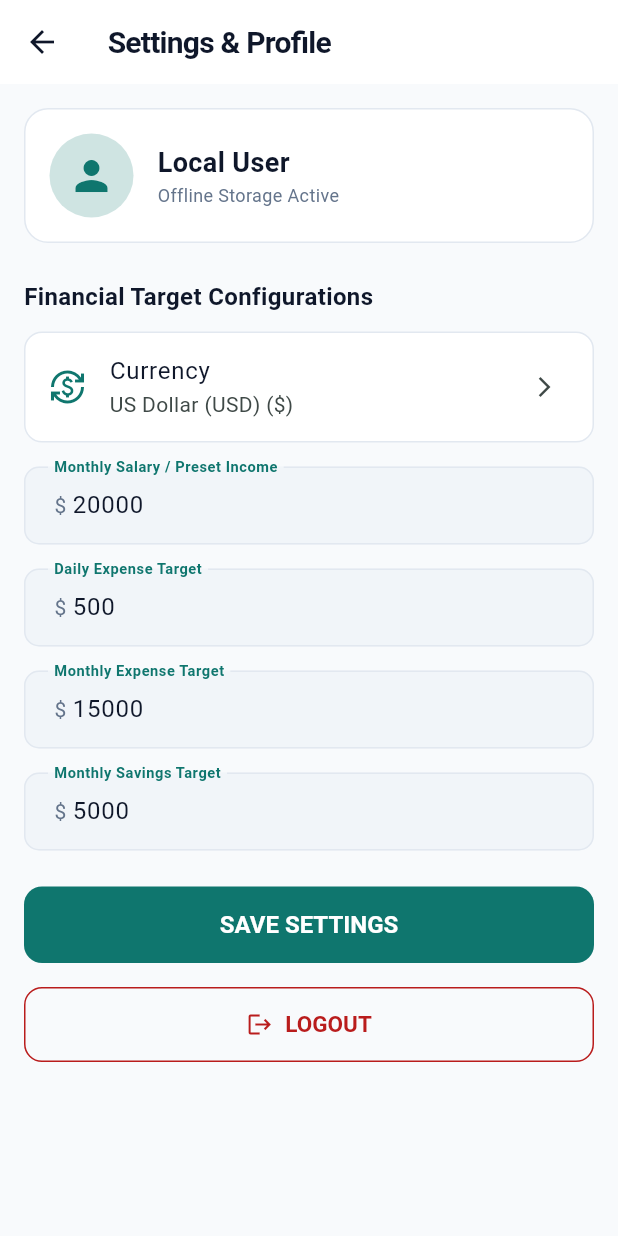
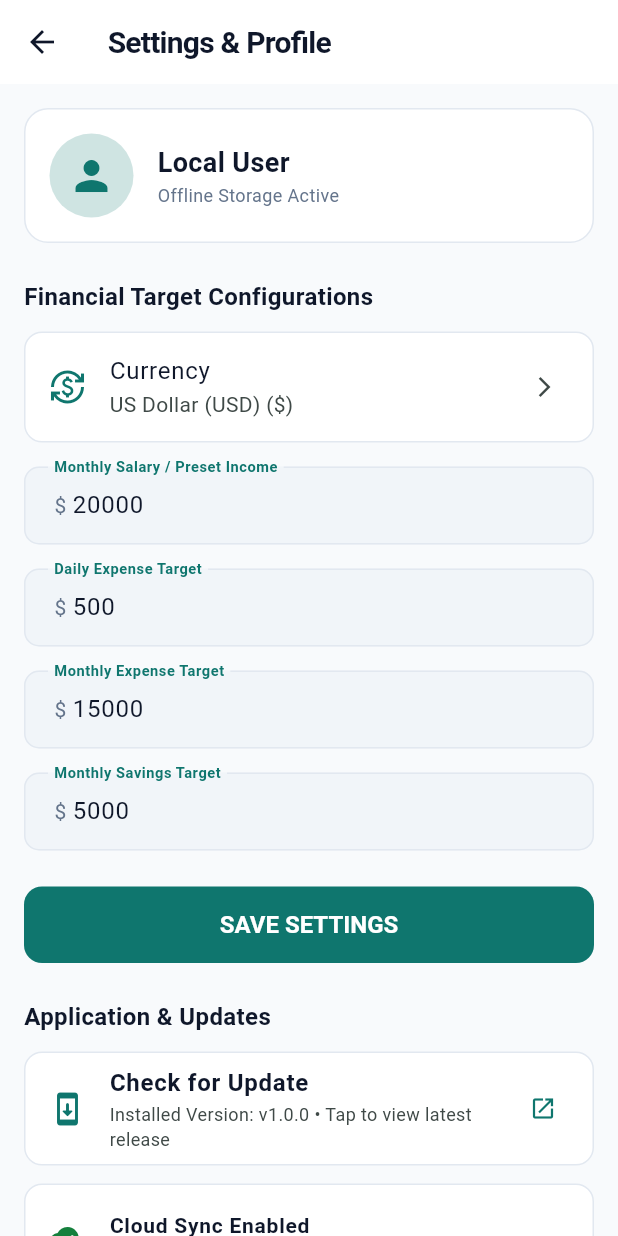
Before and after one commit to khademul-menaliam/expence_calculate_mobile_app, a Flutter app: the SettingsScreen screen opened directly, on a phone screen of 412 x 824 dp. Run offline on Flutter 3.47's test engine with Material 3 defaults, Android fonts, the phone set to English and light mode, and no system bars; our stand-ins replace drift, flutter_local_notifications, flutter_riverpod, shared_preferences, supabase_flutter; accounts and stored records are empty; generated files the repository leaves out were written again; project files that could hold a hidden picture were left out.

Commit message:
feat: integrate Supabase backend services, database schema, and update checker

```diff
--- a/lib/main.dart
+++ b/lib/main.dart
@@ -4,6 +4,7 @@ import 'package:shared_preferences/shared_preferences.dart';
 import 'providers/profile_provider.dart';
 import 'screens/auth/splash_screen.dart';
 import 'services/notification_service.dart';
+import 'services/supabase_service.dart';
 import 'theme/app_theme.dart';
 
 import 'package:intl/date_symbol_data_local.dart';
@@ -52,6 +53,9 @@ void main() async {
   // Safely pre-initialize notification plugin in background
   NotificationService().init().catchError((_) {});
 
+  // Initialize Supabase if configured (defaults smoothly to offline mode if unconfigured)
+  await SupabaseService().init();
+
   runApp(
     ProviderScope(
       overrides: [
--- a/lib/screens/settings/settings_screen.dart
+++ b/lib/screens/settings/settings_screen.dart
@@ -6,6 +6,8 @@ import '../../providers/profile_provider.dart';
 import '../../theme/app_theme.dart';
 import '../../widgets/app_toast.dart';
 import '../../widgets/currency_selector_dialog.dart';
+import '../../services/update_service.dart';
+import '../../services/supabase_service.dart';
 import '../auth/auth_screen.dart';
 
 class SettingsScreen extends ConsumerStatefulWidget {
@@ -220,7 +222,52 @@ class _SettingsScreenState extends ConsumerState<SettingsScreen> {
                   child: const Text('SAVE SETTINGS', style: TextStyle(fontWeight: FontWeight.bold, color: Colors.white)),
                 ),
               ),
-              const SizedBox(height: 16),
+              const SizedBox(height: 24),
+
+              const Text(
+                'Application & Updates',
+                style: TextStyle(fontSize: 16, fontWeight: FontWeight.bold),
+              ),
+              const SizedBox(height: 12),
+
+              // Check for Update Card
+              ListTile(
+                tileColor: AppTheme.cardBg,
+                shape: RoundedRectangleBorder(
+                  borderRadius: BorderRadius.circular(12),
+                  side: const BorderSide(color: AppTheme.border),
+                ),
+                leading: const Icon(Icons.system_update_rounded, color: AppTheme.primaryAccent),
+                title: const Text('Check for Update', style: TextStyle(fontWeight: FontWeight.w600)),
+                subtitle: const Text('Installed Version: v${UpdateService.currentVersion} • Tap to view latest release', style: TextStyle(fontSize: 12)),
+                trailing: const Icon(Icons.open_in_new, size: 18, color: AppTheme.primaryAccent),
+                onTap: () => UpdateService.showUpdateDialog(context),
+              ),
+              const SizedBox(height: 12),
+
+              // Cloud Sync Status Indicator
+              ListTile(
+                tileColor: AppTheme.cardBg,
+                shape: RoundedRectangleBorder(
+                  borderRadius: BorderRadius.circular(12),
+                  side: const BorderSide(color: AppTheme.border),
+                ),
+                leading: Icon(
+                  SupabaseService().isConfigured ? Icons.cloud_done_rounded : Icons.cloud_off_rounded,
+                  color: SupabaseService().isConfigured ? AppTheme.incomeColor : AppTheme.textSecondary,
+                ),
+                title: Text(
+                  SupabaseService().isConfigured ? 'Cloud Sync Enabled' : 'Cloud Sync: Offline Mode',
+                  style: const TextStyle(fontWeight: FontWeight.w600, fontSize: 14),
+                ),
+                subtitle: Text(
+                  SupabaseService().isConfigured
+                      ? 'Connected to Supabase cloud'
+                      : 'Running locally on device. Configure Supabase keys to sync across devices.',
+                  style: const TextStyle(fontSize: 12),
+                ),
+              ),
+              const SizedBox(height: 24),
 
               SizedBox(
                 width: double.infinity,
--- /dev/null
+++ b/lib/services/supabase_service.dart
@@ -0,0 +1,75 @@
+import 'package:flutter/foundation.dart';
+import 'package:supabase_flutter/supabase_flutter.dart';
+
+class SupabaseService {
+  static final SupabaseService _instance = SupabaseService._internal();
+  factory SupabaseService() => _instance;
+  SupabaseService._internal();
+
+  // Supabase Configuration
+  // Paste your Supabase project URL and anon public key here:
+  static const String supabaseUrl = 'https://ulrfugznftqrdnmuqtdr.supabase.co';
+  static const String supabaseAnonKey = 'eyJhbGciOiJIUzI1NiIsInR5cCI6IkpXVCJ9.eyJpc3MiOiJzdXBhYmFzZSIsInJlZiI6InVscmZ1Z3puZnRxcmRubXVxdGRyIiwicm9sZSI6ImFub24iLCJpYXQiOjE3OTE4Nzc3MDMsImV4cCI6MjEwNzQ1MzcwM30.obkrllgSWWLd9cYY1Z3KwhZ8WDHOiAaMSTvZUpWt4mM';
+
+  bool _initialized = false;
+  bool get isInitialized => _initialized;
+
+  bool get isConfigured =>
+      supabaseUrl.isNotEmpty &&
+      supabaseAnonKey.isNotEmpty &&
+      !supabaseUrl.contains('YOUR_SUPABASE');
+
+  SupabaseClient? get client => _initialized ? Supabase.instance.client : null;
+
+  User? get currentUser => client?.auth.currentUser;
+
+  Future<void> init() async {
+    if (_initialized) return;
+
+    if (!isConfigured) {
+      debugPrint('[SupabaseService] Not configured yet. Running in 100% offline mode.');
+      return;
+    }
+
+    try {
+      await Supabase.initialize(
+        url: supabaseUrl,
+        // ignore: deprecated_member_use
+        anonKey: supabaseAnonKey,
+      );
+      _initialized = true;
+      debugPrint('[SupabaseService] Supabase successfully initialized.');
+    } catch (e) {
+      debugPrint('[SupabaseService] Initialization failed: $e');
+    }
+  }
+
+  // Cloud Auth Helpers
+  Future<AuthResponse?> signUp({
+    required String email,
+    required String password,
+  }) async {
+    if (!isConfigured || client == null) return null;
+    return await client!.auth.signUp(
+      email: email,
+      password: password,
+    );
+  }
+
+  Future<AuthResponse?> signIn({
+    required String email,
+    required String password,
+  }) async {
+    if (!isConfigured || client == null) return null;
+    return await client!.auth.signInWithPassword(
+      email: email,
+      password: password,
+    );
+  }
+
+  Future<void> signOut() async {
+    if (client != null) {
+      await client!.auth.signOut();
+    }
+  }
+}
--- a/pubspec.yaml
+++ b/pubspec.yaml
@@ -39,6 +39,8 @@ dependencies:
   intl: ^0.19.0
   shared_preferences: ^2.5.5
   flutter_local_notifications: ^17.1.0
+  supabase_flutter: ^2.8.0
+  url_launcher: ^6.3.0
 
 dev_dependencies:
   flutter_test:
```
Also changed, not shown: lib/services/update_service.dart (added, +109 -0 lines), pubspec.lock, 2 other files.
